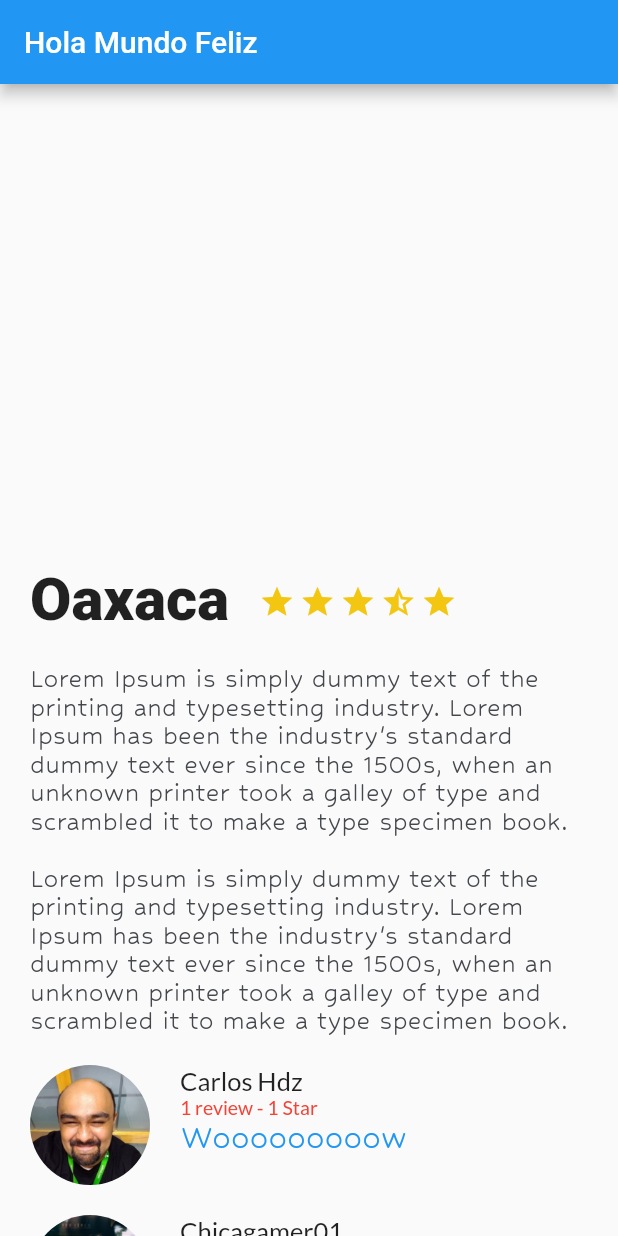
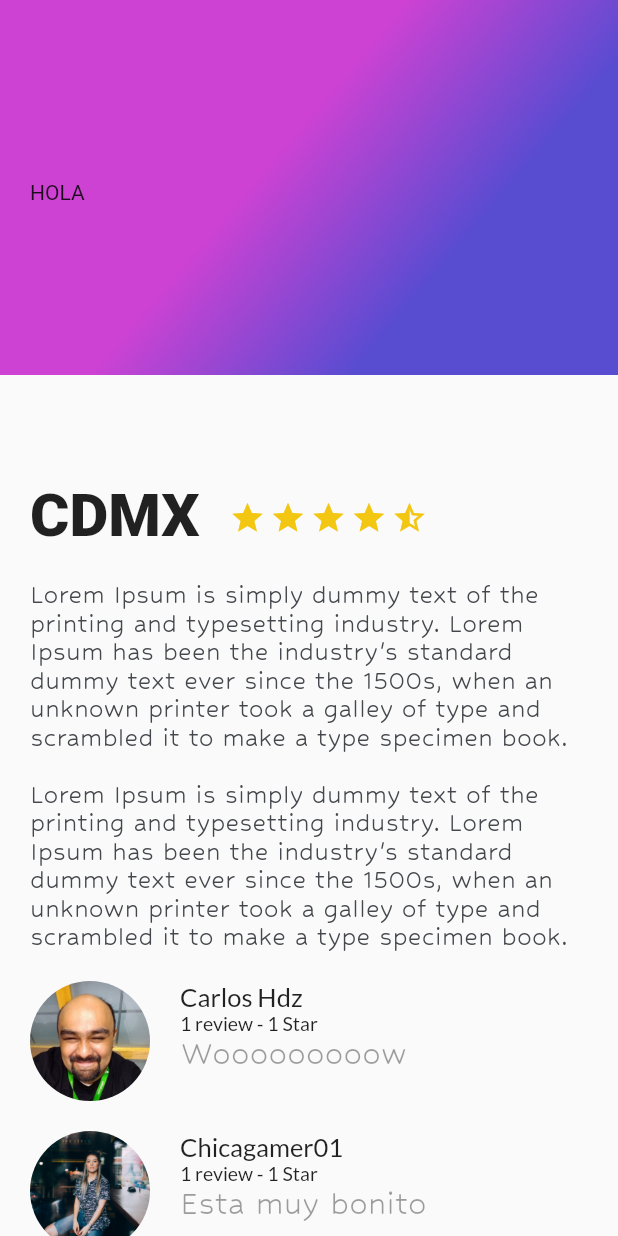
Before and after one commit to khemtz/PAM_uao_2022, a Flutter app: the screen it shows after launch, on a phone screen of 412 x 824 dp. Run offline on Flutter 3.47's test engine with Material 2 defaults, Android fonts, the phone set to English and light mode, and no system bars.

Commit message:
Agrego: Gradiente y list view como clase nueva

```diff
--- a/lib/description_place.dart
+++ b/lib/description_place.dart
@@ -51,8 +51,8 @@ class DescriptionPlace extends StatelessWidget {
         fullstar,
         fullstar,
         fullstar,
-        halfstar,
-        fullstar
+        fullstar,
+        halfstar
       ],
     );
 
--- /dev/null
+++ b/lib/gradient_bkground.dart
@@ -0,0 +1,26 @@
+import 'package:flutter/material.dart';
+
+class GradientBackground extends StatelessWidget {
+  @override
+  Widget build(BuildContext context) {
+    // TODO: implement build
+    return Container(
+        height:250.0,
+        decoration: BoxDecoration(
+          gradient: LinearGradient(
+            colors: [
+              Color(0xFFCE42D3),
+              Color(0xFF584CD1)
+            ],
+              begin: FractionalOffset(0.5, 0.3),
+              end: FractionalOffset(1.0, 1.0),
+              stops: [0.0, 0.5],
+              tileMode: TileMode.clamp
+
+          )
+        ),
+    );
+
+  }
+
+}
--- a/lib/main.dart
+++ b/lib/main.dart
@@ -1,6 +1,7 @@
 import 'package:flutter/material.dart';
 import 'description_place.dart';
-import 'review.dart';
+import 'review_list.dart';
+import 'gradient_bkground.dart';
 
 void main() {
   runApp(MyApp());
@@ -17,18 +18,32 @@ class MyApp extends StatelessWidget {
             primarySwatch: Colors.blue,
         ),
         home: Scaffold(
-          appBar: AppBar(
+          /*appBar: AppBar(
             title: Text("Hola Mundo Feliz"),
-          ),
-          body: ListView(
+          ),*/
+          body:
+          Stack (
             children: [
-              DescriptionPlace("Oaxaca", descriptionDummy),
-              Review("assets/img/carlos.png","Carlos Hdz", "1 review - 1 Star", "Wooooooooow"),
-              Review("assets/img/girl.jpg","Chicagamer01", "1 review - 1 Star", "Wooooooooow"),
-              Review("assets/img/people.jpg","RandomGuy 89", "1 review - 1 Star", "Wooooooooow"),
-              Review("assets/img/carlos.png","Carlos", "1 review - 1 Star", "Wooooooooow"),
-              ],
+              ListView(
+                children: [
+                  DescriptionPlace("CDMX", descriptionDummy),
+                  ReviewList()
+                ]
+              ),
+              GradientBackground(),
+              Container(
+                  margin: EdgeInsets.only(
+                      top: 120.0,
+                      left: 20.0,
+                      right: 20.0
+                  ),
+                child: Text(
+                  "HOLA",
+                )
+              ),
+            ],
           )
+
           //Review(),
           //new DescriptionPlace("Oaxaca", descriptionDummy),
         )//MyHomePage(title: 'Flutter Demo Home Page'),
--- a/lib/review.dart
+++ b/lib/review.dart
@@ -52,7 +52,7 @@ class Review extends StatelessWidget {
         style: TextStyle(
           fontFamily: "Lato",
           fontSize: 13.0,
-          color: Colors.red
+          color: Colors.black87
         ),
 
       ),
@@ -68,7 +68,7 @@ class Review extends StatelessWidget {
         style: TextStyle(
             fontFamily: "huballi",
             fontSize: 25.0,
-            color: Colors.blue
+            color: Colors.black38
         ),
 
       ),
--- /dev/null
+++ b/lib/review_list.dart
@@ -0,0 +1,19 @@
+import 'package:flutter/material.dart';
+import 'review.dart';
+
+class ReviewList extends StatelessWidget {
+  @override
+  Widget build(BuildContext context) {
+    // TODO: implement build
+    return Column(
+      children: [
+        Review("assets/img/carlos.png","Carlos Hdz", "1 review - 1 Star", "Wooooooooow"),
+        Review("assets/img/girl.jpg","Chicagamer01", "1 review - 1 Star", "Esta muy bonito"),
+        Review("assets/img/people.jpg","RandomGuy 89", "1 review - 1 Star", "amazing"),
+        Review("assets/img/carlos.png","Carlos", "1 review - 1 Star", "that nice")
+      ],
+    );
+  }
+
+
+}
```
